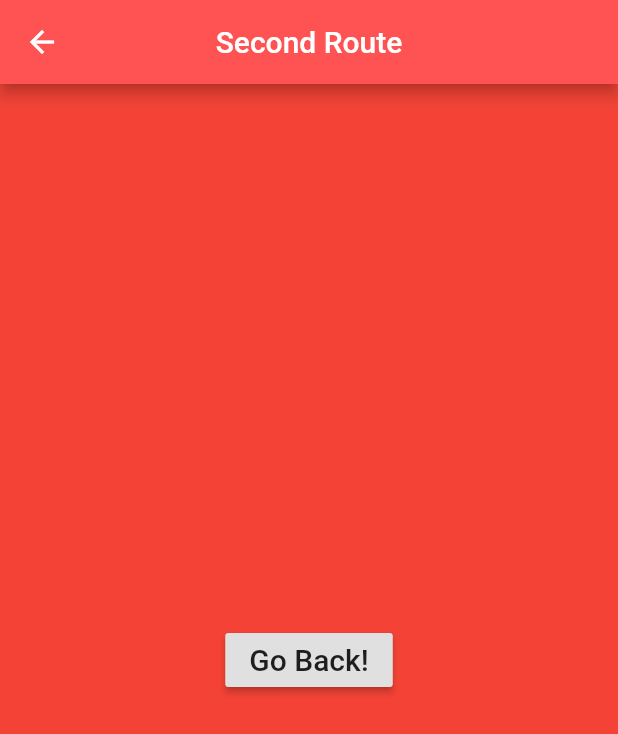
After one commit to MarcosOtake/Flutter-CookBook, a Flutter app: the screen it shows after launch, after a tap on "Open Route", on a phone screen of 412 x 824 dp. The commit adds this screen. Shown: the top 734 px of the screen. Run offline on Flutter 3.47's test engine with Material 2 defaults, Android fonts, the phone set to English and light mode, and no system bars; our stand-ins replace transparent_image.

Commit message:
two pages route

```diff
--- /dev/null
+++ b/lib/cookbook/TwoRoutePage.dart
@@ -0,0 +1,49 @@
+import 'package:flutter/material.dart';
+
+
+
+class FirstRoute extends StatelessWidget {
+  @override
+  Widget build(BuildContext context) {
+    return Scaffold(
+      backgroundColor: Colors.blueAccent,
+      appBar: AppBar(
+        centerTitle: true,
+        title: Text('First Route'),
+      ),
+      body: Center(
+        child: RaisedButton(
+          child: Text('Open Route',style: TextStyle(fontSize: 20),),
+          onPressed: () {
+            Navigator.push(
+              context,
+              MaterialPageRoute(builder: (context) => SecondRoute()),
+            );
+          },
+        ),
+      ),
+    );
+  }
+}
+
+class SecondRoute extends StatelessWidget {
+  @override
+  Widget build(BuildContext context) {
+    return Scaffold(
+      backgroundColor: Colors.red,
+      appBar: AppBar(
+        backgroundColor: Colors.redAccent,
+        centerTitle: true,
+        title: Text("Second Route"),
+      ),
+      body: Center(
+        child: RaisedButton(
+          onPressed: () {
+            Navigator.pop(context);
+          },
+          child: Text('Go Back!',style: TextStyle(fontSize: 20),),
+        ),
+      ),
+    );
+  }
+}
--- a/lib/main.dart
+++ b/lib/main.dart
@@ -1,5 +1,6 @@
 import 'package:flutter/material.dart';
-import 'package:flutter_cookbook/cookbook/HeroApp.dart';
+import 'package:flutter_cookbook/cookbook/TwoRoutePage.dart';
+//import 'package:flutter_cookbook/cookbook/HeroApp.dart';
 //import 'package:flutter_cookbook/cookbook/CustomScrollView.dart';
 //import 'package:flutter_cookbook/cookbook/ListHorizontal.dart';
 //import 'package:flutter_cookbook/cookbook/ListViewCreate.dart';
@@ -21,6 +22,7 @@ void main() {
   runApp(
     MaterialApp(
       debugShowCheckedModeBanner: false,
-      home: HeroApp(),
+      title: 'Navigation Basics',
+      home: FirstRoute(),
     ));
 }
```
